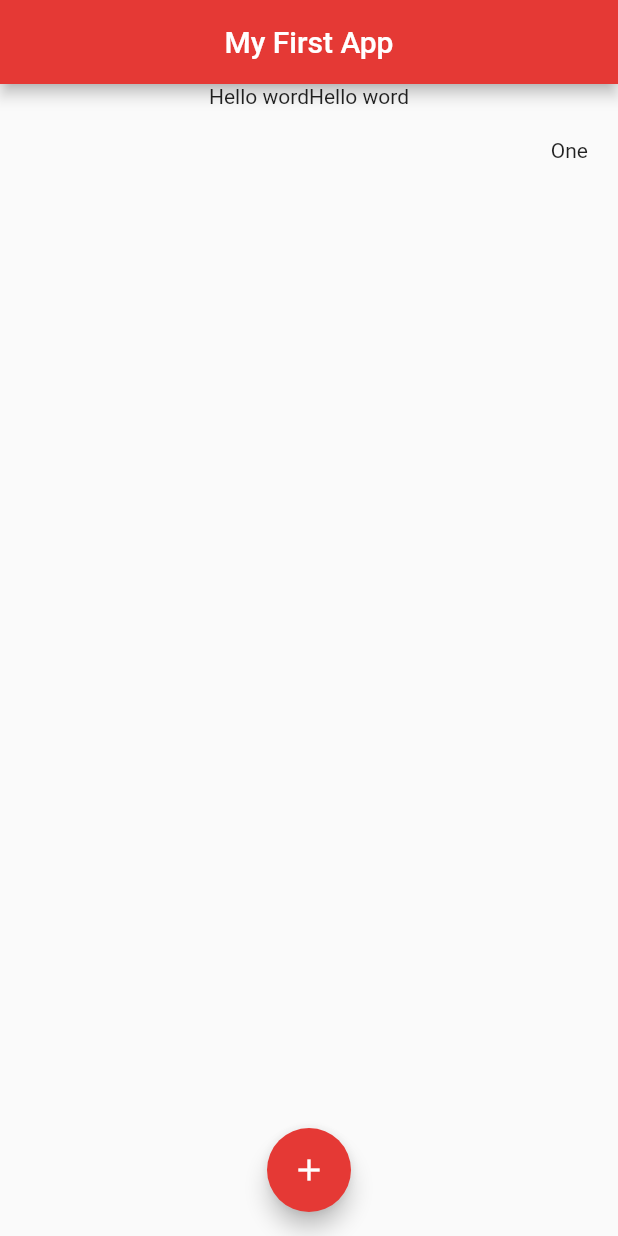
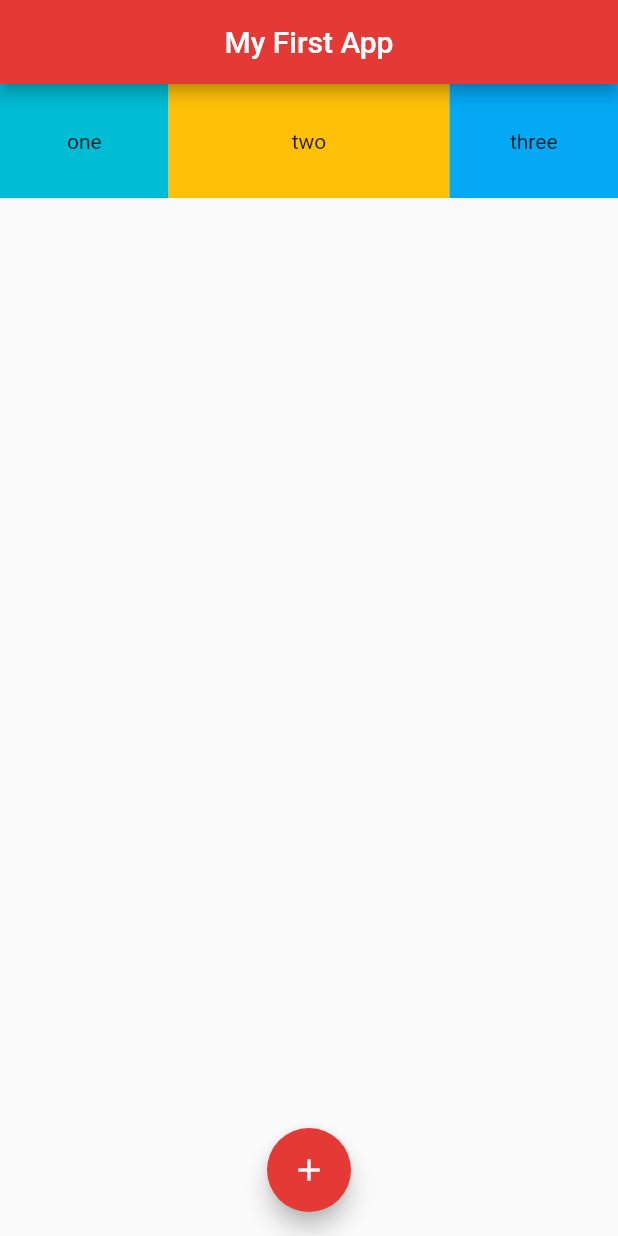
Before and after one commit to batallanazer/flutter-tutorial, a Flutter app: the screen it shows after launch, on a phone screen of 412 x 824 dp. Run offline on Flutter 3.47's test engine with Material 2 defaults, Android fonts, the phone set to English and light mode, and no system bars.

Commit message:
Flutter Tutorial for Beginners #14 - Expanded Widgets

```diff
--- a/lib/main.dart
+++ b/lib/main.dart
@@ -16,22 +16,31 @@ class Home extends StatelessWidget {
         centerTitle: true,
         backgroundColor: Colors.red[600],
       ),
-      body: Column(
-        mainAxisAlignment: MainAxisAlignment.start,
-        crossAxisAlignment: CrossAxisAlignment.end,
-        children: <Widget>
-        [
-            Row(
-            mainAxisAlignment: MainAxisAlignment.center,
-            children: <Widget>[
-              Text('Hello word'),
-              Text('Hello word'),
-
-            ],
+      body: Row(
+        children: [
+          Expanded(
+            flex: 3,
+            child: Container(
+              padding: EdgeInsets.all(30.0),
+              child: Text("one", textAlign: TextAlign.center,),
+              color: Colors.cyan,
+            ),
           ),
-          Container(
-            padding: EdgeInsets.all(20.0),
-            child: Text('One'),
+          Expanded(
+            flex:5,
+            child: Container(
+              padding: EdgeInsets.all(30.0),
+              child: Text("two", textAlign: TextAlign.center,),
+              color: Colors.amber,
+            ),
+          ),
+          Expanded(
+            flex: 3,
+            child: Container(
+              padding: EdgeInsets.all(30.0),
+              child: Text("three", textAlign: TextAlign.center,),
+              color: Colors.lightBlue,
+            ),
           ),
         ],
       ),
```
